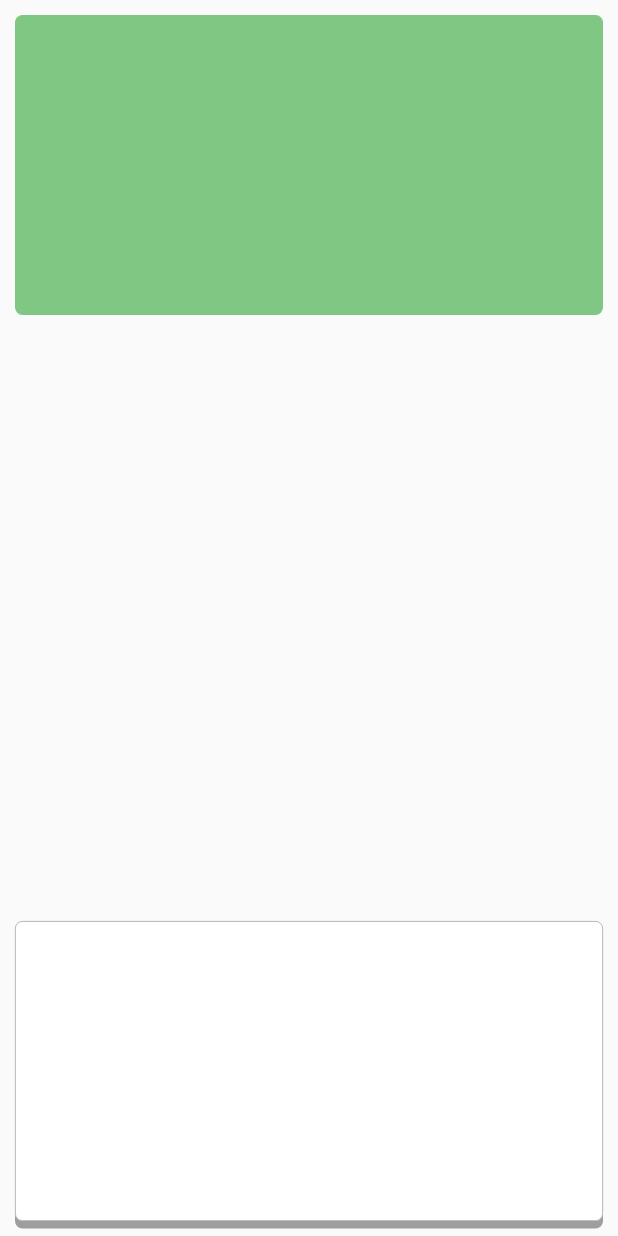
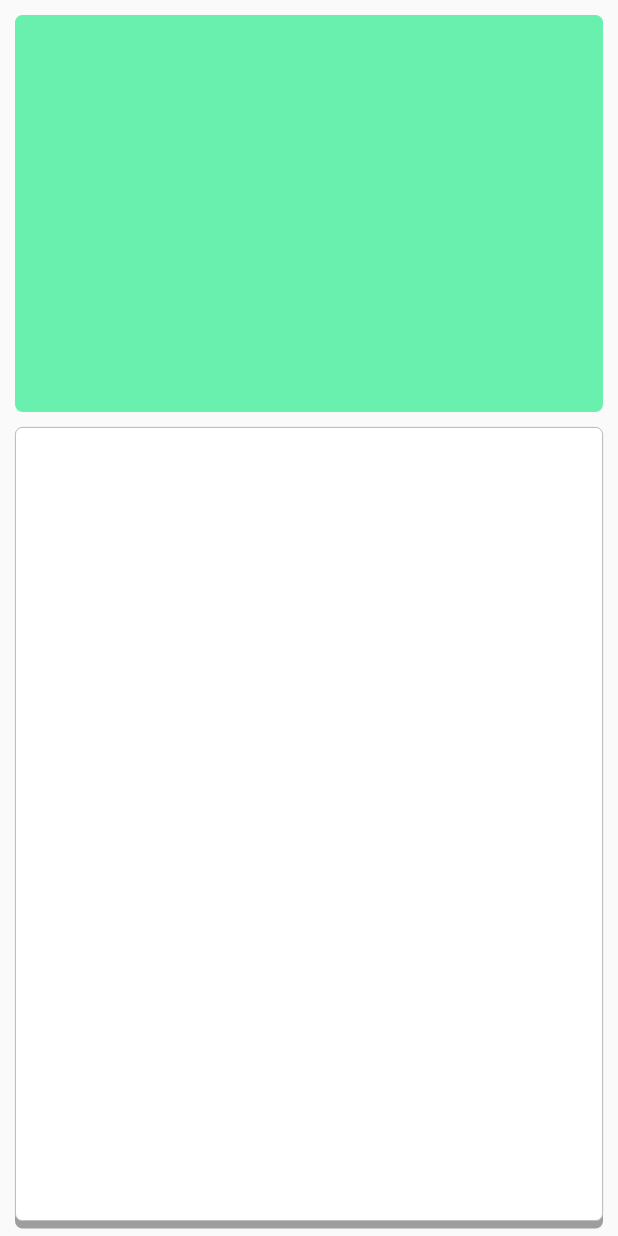
Before and after one commit to snlucas/Flutter-Learning-Labs, a Flutter app: the screen it shows after launch, on a phone screen of 412 x 824 dp. Run offline on Flutter 3.47's test engine with Material 2 defaults, Android fonts, the phone set to English and light mode, and no system bars.

Commit message:
Updates CardContainer to use flex instead height

```diff
--- a/UI/Basic-Widgets/text_widget/lib/main.dart
+++ b/UI/Basic-Widgets/text_widget/lib/main.dart
@@ -12,10 +12,13 @@ class TextWidget extends StatelessWidget {
           child: Padding(
             padding: EdgeInsets.symmetric(vertical: 10.0),
             child: Column(
-              mainAxisAlignment: MainAxisAlignment.spaceBetween,
               children: <Widget>[
-                CardContainer(color: Colors.green[300]),
+                CardContainer(color: Colors.greenAccent),
+                SizedBox(
+                  height: 10.0,
+                ),
                 CardContainer(
+                  flex: 2,
                   boxShadowList: <BoxShadow>[
                     BoxShadow(
                       color: Colors.grey[500],
@@ -40,12 +43,14 @@ class TextWidget extends StatelessWidget {
 }
 
 class CardContainer extends StatelessWidget {
+  final int flex;
   final Color color;
   final BoxDecoration decoration;
   final List<BoxShadow> boxShadowList;
   final Border border;
 
   const CardContainer({
+    this.flex,
     this.color,
     this.decoration,
     this.boxShadowList,
@@ -54,9 +59,10 @@ class CardContainer extends StatelessWidget {
 
   @override
   Widget build(BuildContext context) {
-    return Container(
+    return Expanded(
+      flex: this.flex ?? 1,
+      child: Container(
         margin: EdgeInsets.symmetric(horizontal: 10.0),
-      height: 200.0,
         decoration: this.decoration ??
             // Default value
             BoxDecoration(
@@ -65,6 +71,7 @@ class CardContainer extends StatelessWidget {
               borderRadius: kCardBorderRadius,
               boxShadow: this.boxShadowList,
             ),
+      ),
     );
   }
 }
```
Lines whose indentation alone changed are shown as unchanged.
